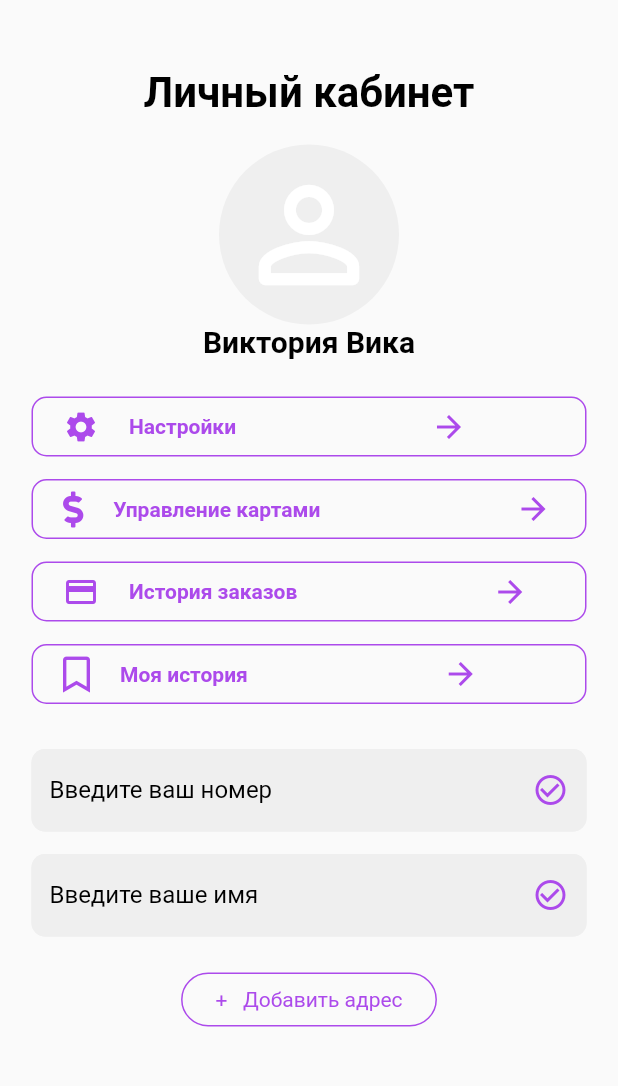
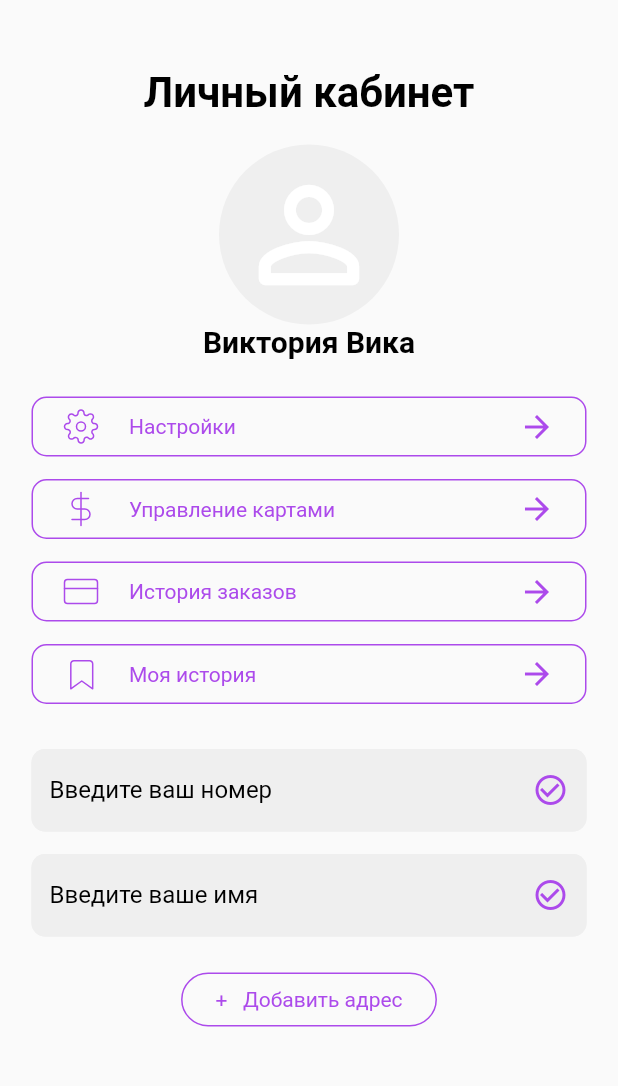
Before and after one commit to guvanch07/emelya, a Flutter app: the screen it shows after launch, after a tap on "user account", on a phone screen of 412 x 824 dp, the part 115-1201 px from its top. Run offline on Flutter 3.47's test engine with Material 2 defaults, Android fonts, the phone set to English and light mode, and no system bars; our stand-ins replace another_carousel_pro, expandable, flutter_svg, font_awesome_flutter, google_fonts, sizer; Roboto replaces fonts that are missing (Arial).

Commit message:
fixed profile page

```diff
--- a/lib/main.dart
+++ b/lib/main.dart
@@ -1,5 +1,4 @@
 import 'dart:developer';
-//import 'package:google_fonts/google_fonts.dart';
 import 'package:emelya/screens/catalog/catalog.dart';
 import 'package:emelya/screens/catalog/cotolog_view.dart';
 import 'package:emelya/screens/menu.dart/menu_list.dart';
@@ -11,6 +10,7 @@ import 'package:emelya/widgets/buttons/basket_button.dart';
 import 'package:emelya/widgets/filter_widget.dart';
 import 'package:flutter/material.dart';
 import 'package:flutter_svg/flutter_svg.dart';
+import 'package:google_fonts/google_fonts.dart';
 import 'package:sizer/sizer.dart';
 
 import 'constants/app_colors.dart';
@@ -33,13 +33,13 @@ class MyApp extends StatelessWidget {
           theme: ThemeData(
             visualDensity: VisualDensity.adaptivePlatformDensity,
             textTheme: TextTheme(
-              // headline1: GoogleFonts.exo2(
-              //   textStyle: const TextStyle(
-              //     color: AppColors.black,
-              //     fontSize: 28,
-              //     fontWeight: FontWeight.w900,
-              //   ),
-              // ),
+              headline1: GoogleFonts.exo2(
+                textStyle: const TextStyle(
+                  color: AppColors.black,
+                  fontSize: 28,
+                  fontWeight: FontWeight.w900,
+                ),
+              ),
               headline2: const TextStyle(
                 color: AppColors.black,
                 fontFamily: 'Arial',
--- a/lib/screens/personal_account.dart/user_account_view.dart
+++ b/lib/screens/personal_account.dart/user_account_view.dart
@@ -58,12 +58,15 @@ class _UserAccountState extends State<UserAccount> {
               SizedBox(
                 height: 10,
               ),
+              Column(
+                mainAxisAlignment: MainAxisAlignment.spaceEvenly,
+                children: [
                   UserButton(
                     press: () => setState(
                       () => text = SelectAdress(),
                     ),
                     text: 'Настройки',
-                icon: Icon(Icons.settings, color: AppColors.purple),
+                    icon: 'settings',
                     onColorChanged: (color) =>
                         setState(() => currentColor = Colors.purple),
                     selected: false,
@@ -71,8 +74,7 @@ class _UserAccountState extends State<UserAccount> {
                   UserButton(
                     press: () => setState(() => text = SelectedCard()),
                     text: 'Управление картами',
-                icon: FaIcon(FontAwesomeIcons.dollarSign,
-                    color: AppColors.purple),
+                    icon: 'dollar',
                     onColorChanged: (color) =>
                         setState(() => currentColor = Colors.purple),
                     selected: true,
@@ -80,7 +82,7 @@ class _UserAccountState extends State<UserAccount> {
                   UserButton(
                     press: () => setState(() => text = UserOrders()),
                     text: 'История заказов',
-                icon: Icon(Icons.credit_card, color: AppColors.purple),
+                    icon: 'card',
                     onColorChanged: (color) =>
                         setState(() => currentColor = Colors.purple),
                     selected: false,
@@ -88,11 +90,12 @@ class _UserAccountState extends State<UserAccount> {
                   UserButton(
                     press: () => setState(() => text = UserHistory()),
                     text: 'Моя история',
-                icon:
-                    FaIcon(FontAwesomeIcons.bookmark, color: AppColors.purple),
+                    icon: 'history',
                     onColorChanged: (color) =>
                         setState(() => currentColor = Colors.purple),
                     selected: true,
+                  ),
+                ],
               ),
               SizedBox(
                 height: 15,
--- a/lib/widgets/buttons/outlined_button.dart
+++ b/lib/widgets/buttons/outlined_button.dart
@@ -1,6 +1,7 @@
 import 'package:emelya/constants/app_colors.dart';
 import 'package:emelya/screens/order.dart/add_card.dart';
 import 'package:flutter/material.dart';
+import 'package:flutter_svg/flutter_svg.dart';
 
 class AppOutlinedButton extends StatelessWidget {
   const AppOutlinedButton({
@@ -189,12 +190,12 @@ class _RadioButtonState extends State<RadioButton> {
 class UserButton extends StatelessWidget {
   const UserButton(
       {required this.text,
-      this.icon,
+      required this.icon,
       required this.press,
       required this.onColorChanged,
       required this.selected});
 
-  final icon;
+  final String icon;
   final String text;
   final VoidCallback press;
 
@@ -212,7 +213,7 @@ class UserButton extends StatelessWidget {
           onColorChanged(selected ? Colors.purple : Colors.transparent);
         },
         child: Container(
-          padding: EdgeInsets.only(left: 20, right: 19),
+          padding: EdgeInsets.only(left: 20, right: 20),
           height: 40,
           width: 370,
           decoration: BoxDecoration(
@@ -221,20 +222,20 @@ class UserButton extends StatelessWidget {
           ),
           child: Row(
             children: <Widget>[
-              icon,
-              Padding(
-                padding: const EdgeInsets.only(left: 20),
-                child: Text(
-                  text,
-                  style: TextStyle(color: AppColors.purple),
+              SvgPicture.asset('assets/icons/$icon.svg'),
+              Expanded(
+                child: Padding(
+                  padding: const EdgeInsets.only(left: 20),
+                  child: Text(text,
+                      style: Theme.of(context)
+                          .textTheme
+                          .bodyText1
+                          ?.copyWith(color: AppColors.purple)),
                 ),
               ),
-              Padding(
-                padding: const EdgeInsets.only(left: 130),
-                child: Icon(
-                  Icons.arrow_forward,
-                  color: AppColors.purple,
-                ),
+              Icon(
+                Icons.arrow_forward,
+                color: AppColors.purple,
               )
             ],
           ),
```
Also changed, not shown: assets/icons/card.svg, assets/icons/dollar.svg, assets/icons/favorite.svg, assets/icons/history.svg (added), assets/icons/settings.svg (added). Lines whose indentation alone changed are shown as unchanged.
